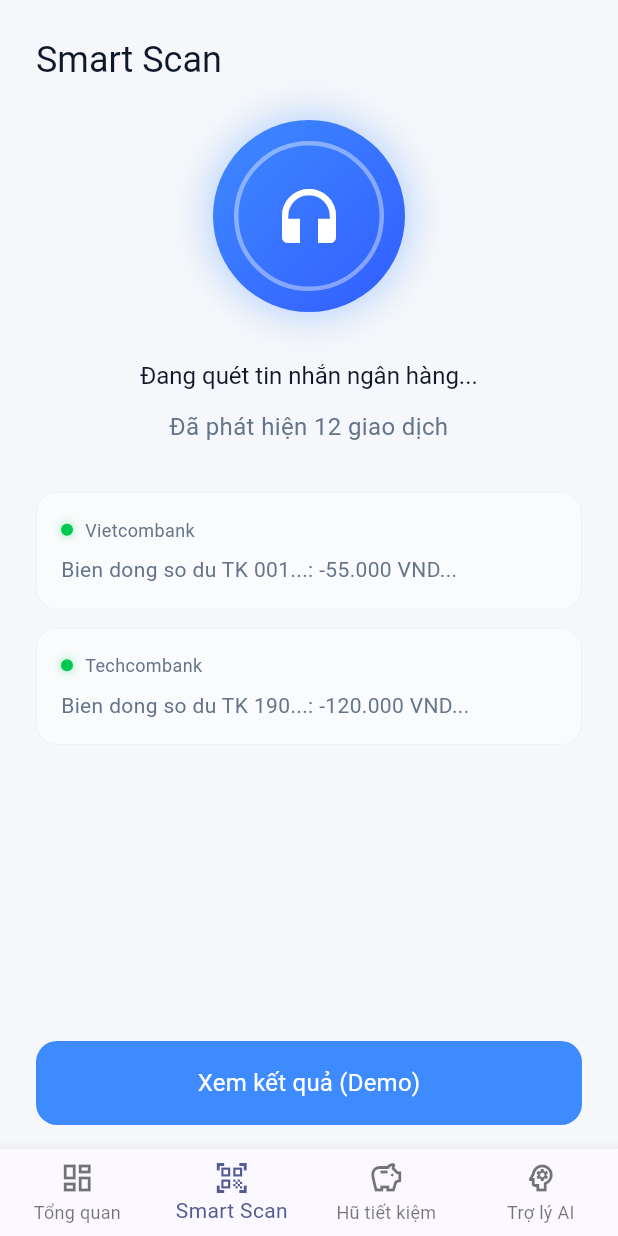
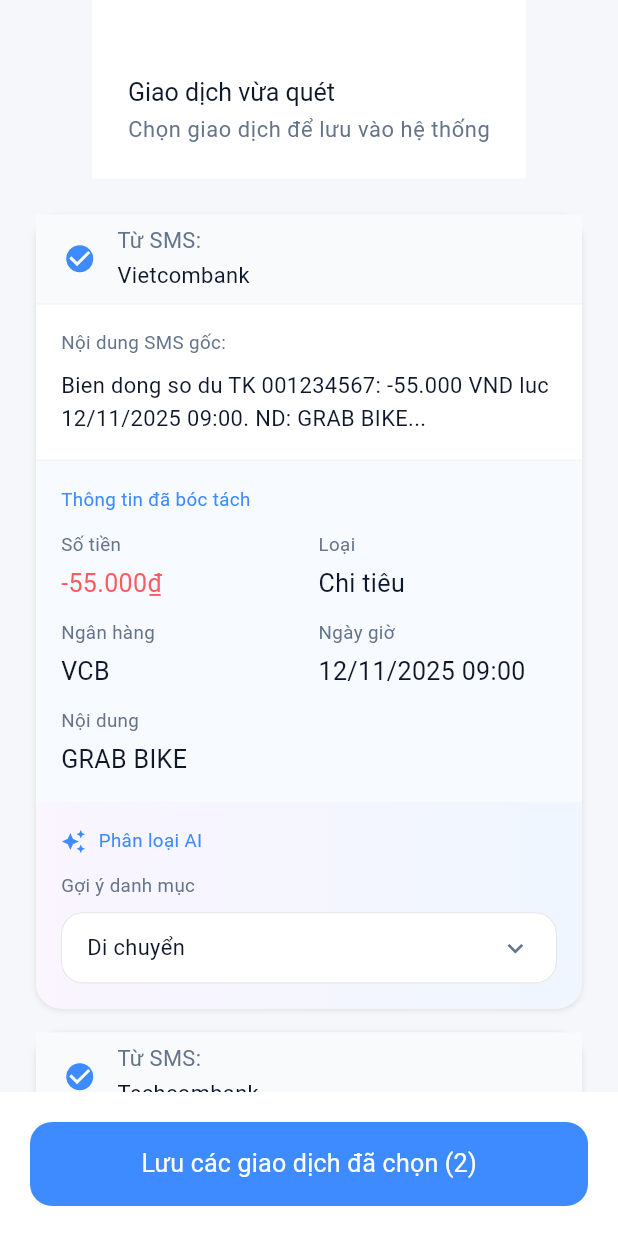
Before and after one commit to huynq2004/FinPal, a Flutter app: the screen it shows after launch, item 2 of the bottom bar chosen, after a tap on "Xem kết quả (Demo)", on a phone screen of 412 x 824 dp. Run offline on Flutter 3.47's test engine with Material 3 defaults, Android fonts, the phone set to English and light mode, and no system bars; our stand-ins replace permission_handler, shared_preferences, sqflite; missing offline and left inert: another_telephony; accounts and stored records are empty.

Commit message:
feat: Remove unused import and add SmartScanResultsScreen navigation in SmartScanScreen

```diff
--- a/lib/ui/root_scaffold.dart
+++ b/lib/ui/root_scaffold.dart
@@ -1,7 +1,6 @@
 import 'package:flutter/material.dart';
 
 import 'screens/dashboard_screen.dart';
-import 'screens/smart_scan_permission_screen.dart';
 import 'screens/smart_scan_screen.dart';
 
 class RootScaffold extends StatefulWidget {
--- /dev/null
+++ b/lib/ui/screens/smart_scan_results_screen.dart
@@ -0,0 +1,468 @@
+import 'package:flutter/material.dart';
+
+class TransactionData {
+  final String bankName;
+  final String bankCode;
+  final String originalSms;
+  final String amount;
+  final String amountColor;
+  final String transactionType;
+  final String bankFullName;
+  final String dateTime;
+  final String description;
+  final String category;
+  final bool isSelected;
+
+  TransactionData({
+    required this.bankName,
+    required this.bankCode,
+    required this.originalSms,
+    required this.amount,
+    required this.amountColor,
+    required this.transactionType,
+    required this.bankFullName,
+    required this.dateTime,
+    required this.description,
+    required this.category,
+    this.isSelected = false,
+  });
+}
+
+class SmartScanResultsScreen extends StatefulWidget {
+  const SmartScanResultsScreen({super.key});
+
+  @override
+  State<SmartScanResultsScreen> createState() => _SmartScanResultsScreenState();
+}
+
+class _SmartScanResultsScreenState extends State<SmartScanResultsScreen> {
+  late List<TransactionData> transactions;
+  late List<bool> selectedTransactions;
+
+  @override
+  void initState() {
+    super.initState();
+    transactions = [
+      TransactionData(
+        bankName: 'Vietcombank',
+        bankCode: 'VCB',
+        originalSms:
+            'Bien dong so du TK 001234567: -55.000 VND luc 12/11/2025 09:00. ND: GRAB BIKE...',
+        amount: '-55.000₫',
+        amountColor: '#FF5A5F',
+        transactionType: 'Chi tiêu',
+        bankFullName: 'Vietcombank',
+        dateTime: '12/11/2025 09:00',
+        description: 'GRAB BIKE',
+        category: 'Di chuyển',
+      ),
+      TransactionData(
+        bankName: 'Techcombank',
+        bankCode: 'TCB',
+        originalSms:
+            'Bien dong so du TK 19012345678: -120.000 VND luc 11/11/2025 18:30. ND: SHOPEE...',
+        amount: '-120.000₫',
+        amountColor: '#FF5A5F',
+        transactionType: 'Chi tiêu',
+        bankFullName: 'Techcombank',
+        dateTime: '11/11/2025 18:30',
+        description: 'SHOPEE',
+        category: 'Mua sắm',
+      ),
+      TransactionData(
+        bankName: 'ACB',
+        bankCode: 'ACB',
+        originalSms:
+            'Bien dong so du TK 123456: +2.000.000 VND luc 10/11/2025 14:00. ND: Chuyen tien...',
+        amount: '2.000.000₫',
+        amountColor: '#2ECC71',
+        transactionType: 'Thu nhập',
+        bankFullName: 'ACB',
+        dateTime: '10/11/2025 14:00',
+        description: 'Chuyen tien',
+        category: 'Lương',
+      ),
+    ];
+    selectedTransactions = [true, true, false];
+  }
+
+  int get selectedCount => selectedTransactions.where((e) => e).length;
+
+  @override
+  Widget build(BuildContext context) {
+    return Scaffold(
+      backgroundColor: const Color(0xFFF5F7FA),
+      body: SafeArea(
+        child: Column(
+          children: [
+            // Header
+            Container(
+              color: Colors.white,
+              padding: const EdgeInsets.fromLTRB(24, 50, 24, 24),
+              child: Column(
+                crossAxisAlignment: CrossAxisAlignment.start,
+                children: [
+                  Text(
+                    'Giao dịch vừa quét',
+                    style: Theme.of(context).textTheme.headlineSmall?.copyWith(
+                      fontSize: 16.669,
+                      fontWeight: FontWeight.w400,
+                      color: const Color(0xFF0F172A),
+                    ),
+                  ),
+                  const SizedBox(height: 4),
+                  Text(
+                    'Chọn giao dịch để lưu vào hệ thống',
+                    style: Theme.of(context).textTheme.bodySmall?.copyWith(
+                      fontSize: 14.585,
+                      color: const Color(0xFF64748B),
+                      fontWeight: FontWeight.w400,
+                    ),
+                  ),
+                ],
+              ),
+            ),
+            // Transaction List
+            Expanded(
+              child: ListView.separated(
+                padding: const EdgeInsets.all(24),
+                itemCount: transactions.length,
+                separatorBuilder: (_, __) => const SizedBox(height: 16),
+                itemBuilder: (context, index) {
+                  return _buildTransactionCard(index);
+                },
+              ),
+            ),
+            // Save Button
+            Container(
+              color: Colors.white,
+              padding: const EdgeInsets.all(20),
+              child: SizedBox(
+                width: double.infinity,
+                height: 56,
+                child: ElevatedButton(
+                  onPressed: selectedCount > 0 ? () {} : null,
+                  style: ElevatedButton.styleFrom(
+                    backgroundColor: const Color(0xFF3E8AFF),
+                    disabledBackgroundColor: Colors.grey.shade300,
+                    elevation: 0,
+                    shape: RoundedRectangleBorder(
+                      borderRadius: BorderRadius.circular(14.6),
+                    ),
+                  ),
+                  child: Text(
+                    'Lưu các giao dịch đã chọn ($selectedCount)',
+                    style: Theme.of(context).textTheme.titleMedium?.copyWith(
+                      color: Colors.white,
+                      fontSize: 16.684,
+                      fontWeight: FontWeight.w400,
+                    ),
+                  ),
+                ),
+              ),
+            ),
+          ],
+        ),
+      ),
+    );
+  }
+
+  Widget _buildTransactionCard(int index) {
+    final tx = transactions[index];
+    final isSelected = selectedTransactions[index];
+
+    return Container(
+      decoration: BoxDecoration(
+        color: Colors.white,
+        borderRadius: BorderRadius.circular(16.669),
+        boxShadow: [
+          BoxShadow(
+            color: Colors.black.withOpacity(0.1),
+            blurRadius: 3.125,
+            offset: const Offset(0, 1.042),
+          ),
+        ],
+      ),
+      child: Column(
+        children: [
+          // Header with checkbox
+          Container(
+            color: const Color(0xFFF9FAFB),
+            padding: const EdgeInsets.fromLTRB(16.669, 0, 0, 0),
+            child: Row(
+              children: [
+                SizedBox(
+                  width: 25.003,
+                  height: 59.034,
+                  child: Checkbox(
+                    value: isSelected,
+                    onChanged: (value) {
+                      setState(() {
+                        selectedTransactions[index] = value ?? false;
+                      });
+                    },
+                    fillColor: MaterialStateProperty.resolveWith((states) {
+                      if (states.contains(MaterialState.selected)) {
+                        return const Color(0xFF3E8AFF);
+                      }
+                      return Colors.transparent;
+                    }),
+                    shape: RoundedRectangleBorder(
+                      borderRadius: BorderRadius.circular(10.418),
+                    ),
+                    side: const BorderSide(
+                      color: Color(0xFF3E8AFF),
+                      width: 2.084,
+                    ),
+                  ),
+                ),
+                const SizedBox(width: 12.501),
+                Expanded(
+                  child: Column(
+                    crossAxisAlignment: CrossAxisAlignment.start,
+                    mainAxisAlignment: MainAxisAlignment.center,
+                    children: [
+                      Text(
+                        'Từ SMS:',
+                        style: const TextStyle(
+                          fontSize: 14.585,
+                          color: Color(0xFF64748B),
+                          fontWeight: FontWeight.w400,
+                        ),
+                      ),
+                      const SizedBox(height: 2),
+                      Text(
+                        tx.bankName,
+                        style: const TextStyle(
+                          fontSize: 14.585,
+                          color: Color(0xFF0F172A),
+                          fontWeight: FontWeight.w400,
+                        ),
+                      ),
+                    ],
+                  ),
+                ),
+              ],
+            ),
+          ),
+          const Divider(height: 1, color: Color(0xFFF3F4F6)),
+          // Original SMS Content
+          Padding(
+            padding: const EdgeInsets.fromLTRB(16.669, 16.669, 16.669, 16.669),
+            child: Column(
+              crossAxisAlignment: CrossAxisAlignment.start,
+              children: [
+                Text(
+                  'Nội dung SMS gốc:',
+                  style: const TextStyle(
+                    fontSize: 12.501,
+                    color: Color(0xFF64748B),
+                    fontWeight: FontWeight.w400,
+                  ),
+                ),
+                const SizedBox(height: 8),
+                Text(
+                  tx.originalSms,
+                  style: const TextStyle(
+                    fontSize: 14.585,
+                    color: Color(0xFF0F172A),
+                    fontWeight: FontWeight.w400,
+                    height: 1.5,
+                  ),
+                ),
+              ],
+            ),
+          ),
+          const Divider(height: 1, color: Color(0xFFF3F4F6)),
+          // Extracted Information
+          Container(
+            color: const Color(0xFFEFF6FF).withOpacity(0.5),
+            padding: const EdgeInsets.all(16.669),
+            child: Column(
+              crossAxisAlignment: CrossAxisAlignment.start,
+              children: [
+                Text(
+                  'Thông tin đã bóc tách',
+                  style: const TextStyle(
+                    fontSize: 12.501,
+                    color: Color(0xFF3E8AFF),
+                    fontWeight: FontWeight.w400,
+                  ),
+                ),
+                const SizedBox(height: 12.501),
+                _buildInfoGrid(tx),
+              ],
+            ),
+          ),
+          // AI Classification Section
+          Container(
+            decoration: BoxDecoration(
+              gradient: const LinearGradient(
+                begin: Alignment.centerLeft,
+                end: Alignment.centerRight,
+                colors: [Color(0xFFFAF5FF), Color(0xFFEFF6FF)],
+              ),
+              borderRadius: const BorderRadius.only(
+                bottomLeft: Radius.circular(16.669),
+                bottomRight: Radius.circular(16.669),
+              ),
+            ),
+            padding: const EdgeInsets.all(16.669),
+            child: Column(
+              crossAxisAlignment: CrossAxisAlignment.start,
+              children: [
+                Row(
+                  children: [
+                    Icon(
+                      Icons.auto_awesome,
+                      size: 16.669,
+                      color: const Color(0xFF3E8AFF),
+                    ),
+                    const SizedBox(width: 8.334),
+                    const Text(
+                      'Phân loại AI',
+                      style: TextStyle(
+                        fontSize: 12.501,
+                        color: Color(0xFF3E8AFF),
+                        fontWeight: FontWeight.w400,
+                      ),
+                    ),
+                  ],
+                ),
+                const SizedBox(height: 12.501),
+                Column(
+                  crossAxisAlignment: CrossAxisAlignment.start,
+                  children: [
+                    const Text(
+                      'Gợi ý danh mục',
+                      style: TextStyle(
+                        fontSize: 12.501,
+                        color: Color(0xFF64748B),
+                        fontWeight: FontWeight.w400,
+                      ),
+                    ),
+                    const SizedBox(height: 8.334),
+                    Container(
+                      decoration: BoxDecoration(
+                        color: Colors.white,
+                        border: Border.all(
+                          color: const Color(0xFFE5E7EB),
+                          width: 0.695,
+                        ),
+                        borderRadius: BorderRadius.circular(14.585),
+                      ),
+                      padding: const EdgeInsets.symmetric(
+                        horizontal: 16.669,
+                        vertical: 12.501,
+                      ),
+                      child: Row(
+                        mainAxisAlignment: MainAxisAlignment.spaceBetween,
+                        children: [
+                          Text(
+                            tx.category,
+                            style: const TextStyle(
+                              fontSize: 14.585,
+                              color: Color(0xFF0F172A),
+                              fontWeight: FontWeight.w400,
+                            ),
+                          ),
+                          const Icon(
+                            Icons.expand_more,
+                            color: Color(0xFF64748B),
+                            size: 20.836,
+                          ),
+                        ],
+                      ),
+                    ),
+                  ],
+                ),
+              ],
+            ),
+          ),
+        ],
+      ),
+    );
+  }
+
+  Widget _buildInfoGrid(TransactionData tx) {
+    return Column(
+      crossAxisAlignment: CrossAxisAlignment.start,
+      children: [
+        Row(
+          crossAxisAlignment: CrossAxisAlignment.start,
+          children: [
+            Expanded(
+              child: _buildInfoField(
+                label: 'Số tiền',
+                value: tx.amount,
+                valueColor: Color(
+                  int.parse(tx.amountColor.replaceFirst('#', '0xff')),
+                ),
+              ),
+            ),
+            const SizedBox(width: 12.501),
+            Expanded(
+              child: _buildInfoField(
+                label: 'Loại',
+                value: tx.transactionType,
+              ),
+            ),
+          ],
+        ),
+        const SizedBox(height: 12.501),
+        Row(
+          crossAxisAlignment: CrossAxisAlignment.start,
+          children: [
+            Expanded(
+              child: _buildInfoField(
+                label: 'Ngân hàng',
+                value: tx.bankCode,
+              ),
+            ),
+            const SizedBox(width: 12.501),
+            Expanded(
+              child: _buildInfoField(
+                label: 'Ngày giờ',
+                value: tx.dateTime,
+              ),
+            ),
+          ],
+        ),
+        const SizedBox(height: 12.501),
+        _buildInfoField(
+          label: 'Nội dung',
+          value: tx.description,
+        ),
+      ],
+    );
+  }
+
+  Widget _buildInfoField({
+    required String label,
+    required String value,
+    Color? valueColor,
+  }) {
+    return Column(
+      crossAxisAlignment: CrossAxisAlignment.start,
+      children: [
+        Text(
+          label,
+          style: const TextStyle(
+            fontSize: 12.501,
+            color: Color(0xFF64748B),
+            fontWeight: FontWeight.w400,
+          ),
+        ),
+        const SizedBox(height: 4.167),
+        Text(
+          value,
+          style: TextStyle(
+            fontSize: 16.669,
+            color: valueColor ?? const Color(0xFF0F172A),
+            fontWeight: FontWeight.w400,
+          ),
+        ),
+      ],
+    );
+  }
+}
--- a/lib/ui/screens/smart_scan_screen.dart
+++ b/lib/ui/screens/smart_scan_screen.dart
@@ -1,4 +1,5 @@
 import 'package:flutter/material.dart';
+import 'smart_scan_results_screen.dart';
 
 class SmartScanScreen extends StatefulWidget {
   const SmartScanScreen({super.key});
@@ -66,7 +67,11 @@
                 height: 56,
                 child: ElevatedButton(
                   onPressed: () {
-                    // Navigate to results screen
+                    Navigator.of(context).push(
+                      MaterialPageRoute(
+                        builder: (_) => const SmartScanResultsScreen(),
+                      ),
+                    );
                   },
                   style: ElevatedButton.styleFrom(
                     backgroundColor: const Color(0xFF3E8AFF),
```
